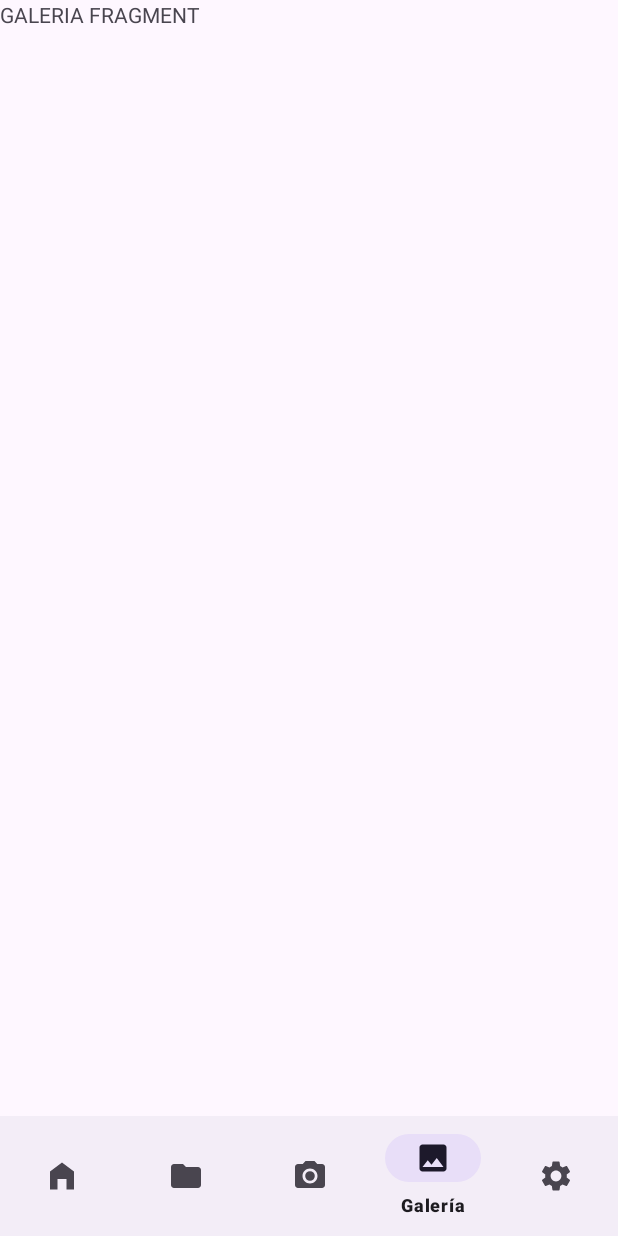
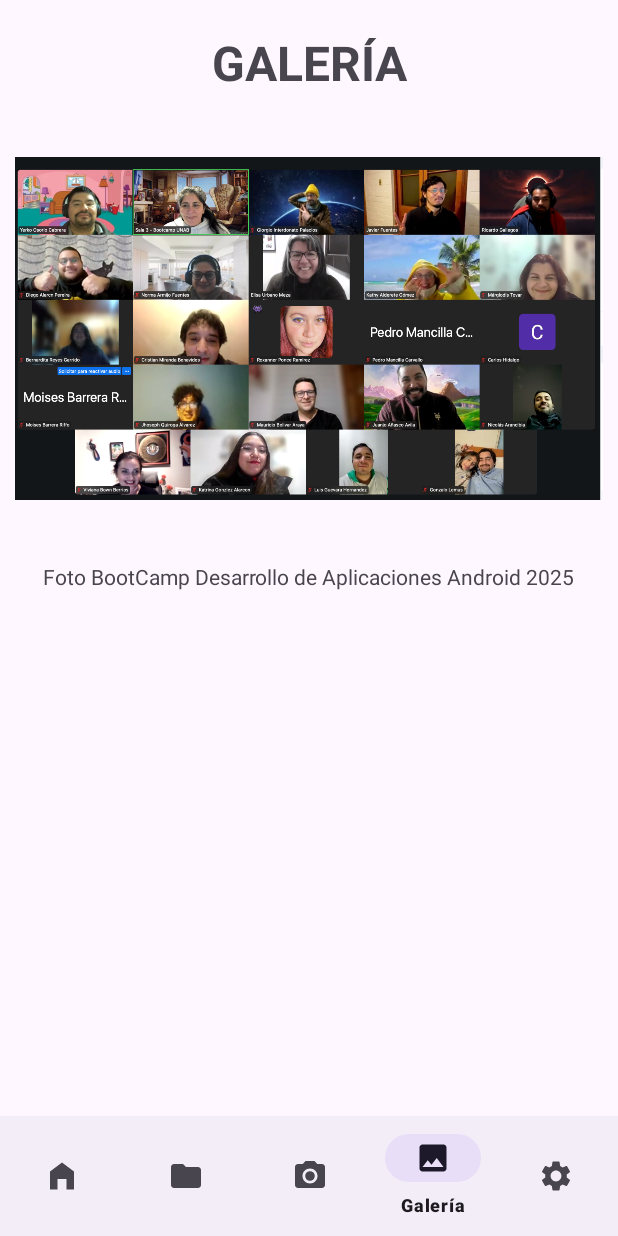
Before and after one commit to JavFuentes/Login, an Android app: the GaleriaFragment screen opened through its navigation route, on a phone screen of 412 x 824 dp. Run offline under Robolectric (Android 15) with nearby library versions, the phone set to English and light mode, and no system bars; our stand-ins replace navigation-ui.

Commit message:
Implementación Galería

```diff
--- a/app/src/main/res/layout/fragment_galeria.xml
+++ b/app/src/main/res/layout/fragment_galeria.xml
@@ -1,14 +1,51 @@
 <?xml version="1.0" encoding="utf-8"?>
 <FrameLayout xmlns:android="http://schemas.android.com/apk/res/android"
+    xmlns:app="http://schemas.android.com/apk/res-auto"
     xmlns:tools="http://schemas.android.com/tools"
     android:layout_width="match_parent"
     android:layout_height="match_parent"
     tools:context=".GaleriaFragment">
 
-    <!-- TODO: Update blank fragment layout -->
-    <TextView
+    <androidx.constraintlayout.widget.ConstraintLayout
         android:layout_width="match_parent"
-        android:layout_height="match_parent"
-        android:text="GALERIA FRAGMENT" />
+        android:layout_height="match_parent">
+
+        <TextView
+            android:id="@+id/tv_titulo"
+            android:layout_width="wrap_content"
+            android:layout_height="wrap_content"
+            android:text="GALERÍA"
+            android:textAlignment="center"
+            android:textSize="32sp"
+            android:textStyle="bold"
+            android:layout_marginTop="20dp"
+            app:layout_constraintBottom_toTopOf="@id/imageView"
+            app:layout_constraintEnd_toEndOf="parent"
+            app:layout_constraintStart_toStartOf="parent"
+            app:layout_constraintTop_toTopOf="parent" />
+
+        <ImageView
+            android:id="@+id/imageView"
+            android:layout_width="wrap_content"
+            android:layout_height="0dp"
+            android:padding="10dp"
+            android:src="@drawable/image20250630183315"
+            app:layout_constraintBottom_toTopOf="@id/tv_pieFoto"
+            app:layout_constraintEnd_toEndOf="parent"
+            app:layout_constraintStart_toStartOf="parent"
+            app:layout_constraintTop_toBottomOf="@id/tv_titulo" />
+
+        <TextView
+            android:id="@+id/tv_pieFoto"
+            android:layout_width="wrap_content"
+            android:layout_height="wrap_content"
+            android:layout_marginBottom="350dp"
+            android:contentDescription="Fotografía de Zoom de los participantes del BootCamp Desarrollo de Aplicaciones Android 2025"
+            android:text="Foto BootCamp Desarrollo de Aplicaciones Android 2025"
+            app:layout_constraintBottom_toBottomOf="parent"
+            app:layout_constraintEnd_toEndOf="parent"
+            app:layout_constraintStart_toStartOf="parent"
+            app:layout_constraintTop_toBottomOf="@id/imageView" />
+    </androidx.constraintlayout.widget.ConstraintLayout>
 
 </FrameLayout>
```
Also changed, not shown: app/src/main/res/drawable/image20250630183315.png (added).
